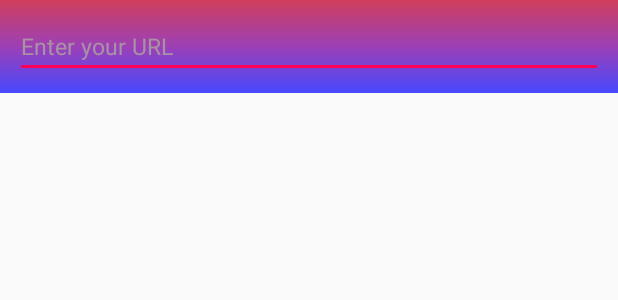
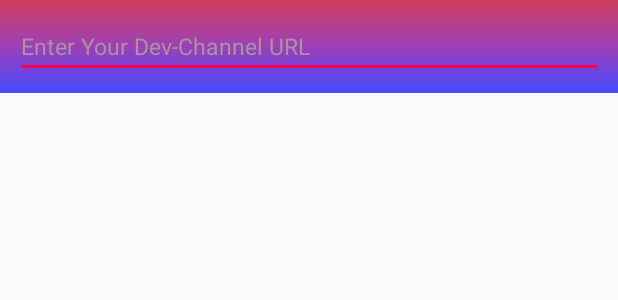
Before and after one commit to Projit32/ARStudio, an Android app: the layout url_alert_dialog.xml on its own in the app's theme, with its tools: preview values and no code run, on a phone screen of 412 x 824 dp. Shown: the top 300 px of the screen. Run offline under Robolectric (Android 15) with nearby library versions, the phone set to English and light mode, and no system bars.

Commit message:
Added Dev Channel

```diff
--- a/app/src/main/java/com/ProLabs/arstudyboard/MainActivity.java
+++ b/app/src/main/java/com/ProLabs/arstudyboard/MainActivity.java
@@ -337,7 +337,7 @@ public class MainActivity extends AppCompatActivity implements Scene.OnUpdateLis
                             dialog.dismiss();
                         })
                         .setTitle("Choose an action")
-                        .setMessage("your can either toggle between channels or reset the current Dev Channel URL.")
+                        .setMessage("Your can either toggle between Dev and Stable channels or reset the current Dev Channel URL.")
                         .setCancelable(true)
                         .show();
             }
--- a/app/src/main/res/drawable/dev_channel.xml
+++ b/app/src/main/res/drawable/dev_channel.xml
@@ -1,5 +1,5 @@
-<vector android:height="24dp" android:tint="#FFFFFF"
+<vector android:height="30dp" android:tint="#FFFFFF"
     android:viewportHeight="24" android:viewportWidth="24"
-    android:width="24dp" xmlns:android="http://schemas.android.com/apk/res/android">
-    <path android:fillColor="@android:color/white" android:pathData="M13.5,0.67s0.74,2.65 0.74,4.8c0,2.06 -1.35,3.73 -3.41,3.73 -2.07,0 -3.63,-1.67 -3.63,-3.73l0.03,-0.36C5.21,7.51 4,10.62 4,14c0,4.42 3.58,8 8,8s8,-3.58 8,-8C20,8.61 17.41,3.8 13.5,0.67zM11.71,19c-1.78,0 -3.22,-1.4 -3.22,-3.14 0,-1.62 1.05,-2.76 2.81,-3.12 1.77,-0.36 3.6,-1.21 4.62,-2.58 0.39,1.29 0.59,2.65 0.59,4.04 0,2.65 -2.15,4.8 -4.8,4.8z"/>
+    android:width="30dp" xmlns:android="http://schemas.android.com/apk/res/android">
+    <path android:fillColor="@android:color/white" android:pathData="M9.4,16.6L4.8,12l4.6,-4.6L8,6l-6,6 6,6 1.4,-1.4zM14.6,16.6l4.6,-4.6 -4.6,-4.6L16,6l6,6 -6,6 -1.4,-1.4z"/>
 </vector>
--- a/app/src/main/res/layout/url_alert_dialog.xml
+++ b/app/src/main/res/layout/url_alert_dialog.xml
@@ -9,7 +9,7 @@
         android:id="@+id/dev_url"
         android:textColor="#ffffff"
         android:textSize="15sp"
-        android:hint="Enter your URL"
+        android:hint="Enter Your Dev-Channel URL"
         android:layout_margin="10dp"
         android:textColorHint="#D8ACA0A0">
         <requestFocus/>
```
Also changed, not shown: app/src/main/res/layout/activity_main.xml (+4 -4 lines).
